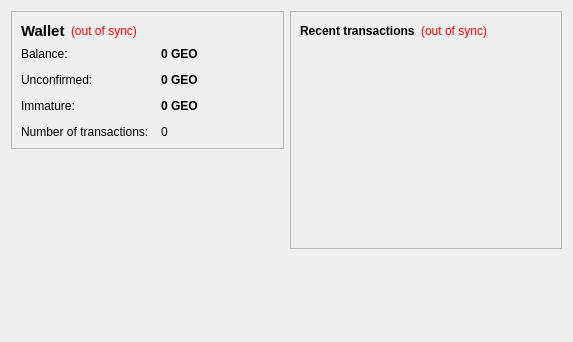
Qt form src/qt/forms/overviewpage.ui (testbars/testbars) before a commit.
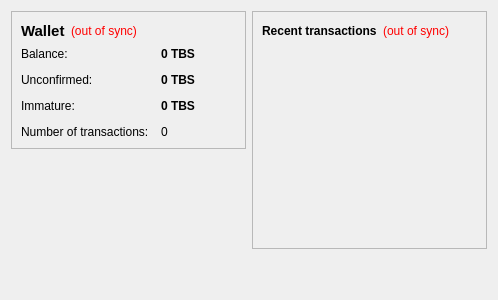
The same form after that commit.

The edit to the form file:
```diff
--- a/src/qt/forms/overviewpage.ui
+++ b/src/qt/forms/overviewpage.ui
@@ -2,7 +2,7 @@
 <ui version="4.0">
  <class>OverviewPage</class>
  <widget class="QWidget" name="OverviewPage">
-  <property name="geometry">
+  <property name="tbsmetry">
    <rect>
     <x>0</x>
     <y>0</y>
@@ -105,7 +105,7 @@
              <string>Your current balance</string>
             </property>
             <property name="text">
-             <string notr="true">0 GEO</string>
+             <string notr="true">0 TBS</string>
             </property>
             <property name="textInteractionFlags">
              <set>Qt::LinksAccessibleByMouse|Qt::TextSelectableByKeyboard|Qt::TextSelectableByMouse</set>
@@ -134,7 +134,7 @@
              <string>Total of transactions that have yet to be confirmed, and do not yet count toward the current balance</string>
             </property>
             <property name="text">
-             <string notr="true">0 GEO</string>
+             <string notr="true">0 TBS</string>
             </property>
             <property name="textInteractionFlags">
              <set>Qt::LinksAccessibleByMouse|Qt::TextSelectableByKeyboard|Qt::TextSelectableByMouse</set>
@@ -177,7 +177,7 @@
              <string>Mined balance that has not yet matured</string>
             </property>
             <property name="text">
-             <string notr="true">0 GEO</string>
+             <string notr="true">0 TBS</string>
             </property>
             <property name="textInteractionFlags">
              <set>Qt::LinksAccessibleByMouse|Qt::TextSelectableByKeyboard|Qt::TextSelectableByMouse</set>
```
